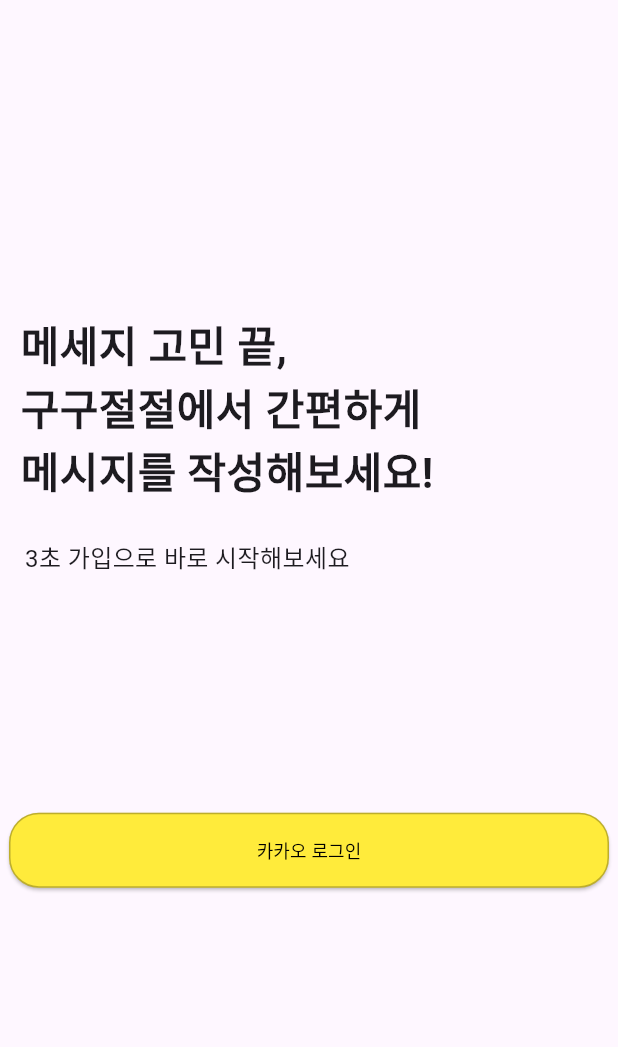
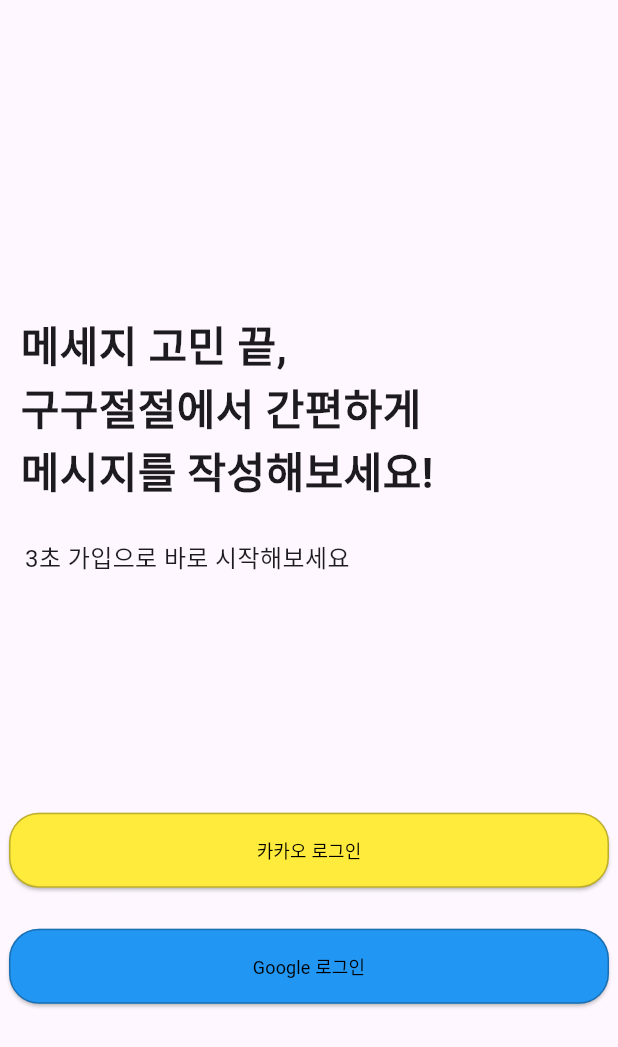
Before and after one commit to pdhyeong/potenday, a Flutter app: the screen it shows after launch, after a tap on "건너뛰기", on a phone screen of 412 x 824 dp. Shown: the top 1047 px of the screen. Run offline on Flutter 3.47's test engine with Material 3 defaults, Android fonts, the phone set to English and light mode, and no system bars; our stand-ins replace google_sign_in, share; missing offline and left inert: kakao_flutter_sdk.

Commit message:
add google login

```diff
--- a/lib/screen/login_screen.dart
+++ b/lib/screen/login_screen.dart
@@ -1,9 +1,11 @@
 import 'package:flutter/material.dart';
 import 'package:kakao_flutter_sdk/kakao_flutter_sdk.dart';
+import 'package:google_sign_in/google_sign_in.dart';
 import 'package:potenday/screen/Start_screen.dart';
 
 class LoginScreen extends StatefulWidget {
   const LoginScreen({Key? key}) : super(key: key);
+
   @override
   _LoginScreenState createState() => _LoginScreenState();
 }
@@ -11,6 +13,7 @@
 class _LoginScreenState extends State<LoginScreen> {
   final TextEditingController _usernameController = TextEditingController();
   final TextEditingController _passwordController = TextEditingController();
+
   void getUserinfo() async {
     try {
       User user = await UserApi.instance.me();
@@ -19,6 +22,24 @@
           '\n닉네임: ${user.kakaoAccount?.profile?.nickname}');
     } catch (error) {
       print('사용자 정보 요청 실패 $error');
+    }
+  }
+
+  void signInWithGoogle() async {
+    try {
+      final GoogleSignInAccount? googleUser = await GoogleSignIn().signIn();
+      if (googleUser != null) {
+        print('name = ${googleUser.displayName}');
+        print('email = ${googleUser.email}');
+        print('id = ${googleUser.id}');
+        String name;
+        name = googleUser.displayName!;
+        Navigator.of(context).push(MaterialPageRoute(
+          builder: (_) => StartScreen(str: name),
+        ));
+      }
+    } catch (error) {
+      print('Google Sign-In failed: $error');
     }
   }
 
@@ -64,7 +85,6 @@
                     try {
                       await UserApi.instance.loginWithKakaoTalk();
                       print('카카오톡으로 로그인 성공');
-                      // getUserinfo();
                       String name;
                       User user = await UserApi.instance.me();
                       if (user.kakaoAccount != null) {
@@ -75,7 +95,6 @@
                       }
                     } catch (error) {
                       print('카카오톡으로 로그인 실패 $error');
-                      // 카카오톡에 연결된 카카오계정이 없는 경우, 카카오계정으로 로그인
                       try {
                         await UserApi.instance.loginWithKakaoAccount();
                         print('카카오계정으로 로그인 성공');
@@ -88,7 +107,6 @@
                     try {
                       await UserApi.instance.loginWithKakaoAccount();
                       print(await UserApi.instance.accessTokenInfo());
-
                       getUserinfo();
                       String name;
                       User user = await UserApi.instance.me();
@@ -103,11 +121,37 @@
                     }
                   }
                 },
-                child: const Text('카카오 로그인',
-                    style: TextStyle(
-                      fontSize: 12,
-                      fontWeight: FontWeight.w400,
-                    )),
+                child: const Text(
+                  '카카오 로그인',
+                  style: TextStyle(
+                    fontSize: 12,
+                    fontWeight: FontWeight.w400,
+                  ),
+                ),
+              ),
+            ),
+            Align(
+              alignment: const AlignmentDirectional(0, 0.6),
+              child: ElevatedButton(
+                style: ElevatedButton.styleFrom(
+                  foregroundColor: Colors.black,
+                  backgroundColor: Colors.blue,
+                  side: const BorderSide(color: Colors.black26),
+                  fixedSize: const Size(400, 50),
+                  shape: RoundedRectangleBorder(
+                    borderRadius: BorderRadius.circular(20),
+                  ),
+                ),
+                onPressed: () {
+                  signInWithGoogle();
+                },
+                child: const Text(
+                  'Google 로그인',
+                  style: TextStyle(
+                    fontSize: 12,
+                    fontWeight: FontWeight.w400,
+                  ),
+                ),
               ),
             ),
           ],
--- a/pubspec.yaml
+++ b/pubspec.yaml
@@ -41,6 +41,7 @@
     kakao_flutter_sdk: ^1.1.0
     provider: ^6.0.4
     share: ^2.0.4
+    google_sign_in: ^5.4.1
 
 dev_dependencies:
     flutter_test:
```
Also changed, not shown: 3 other files.
